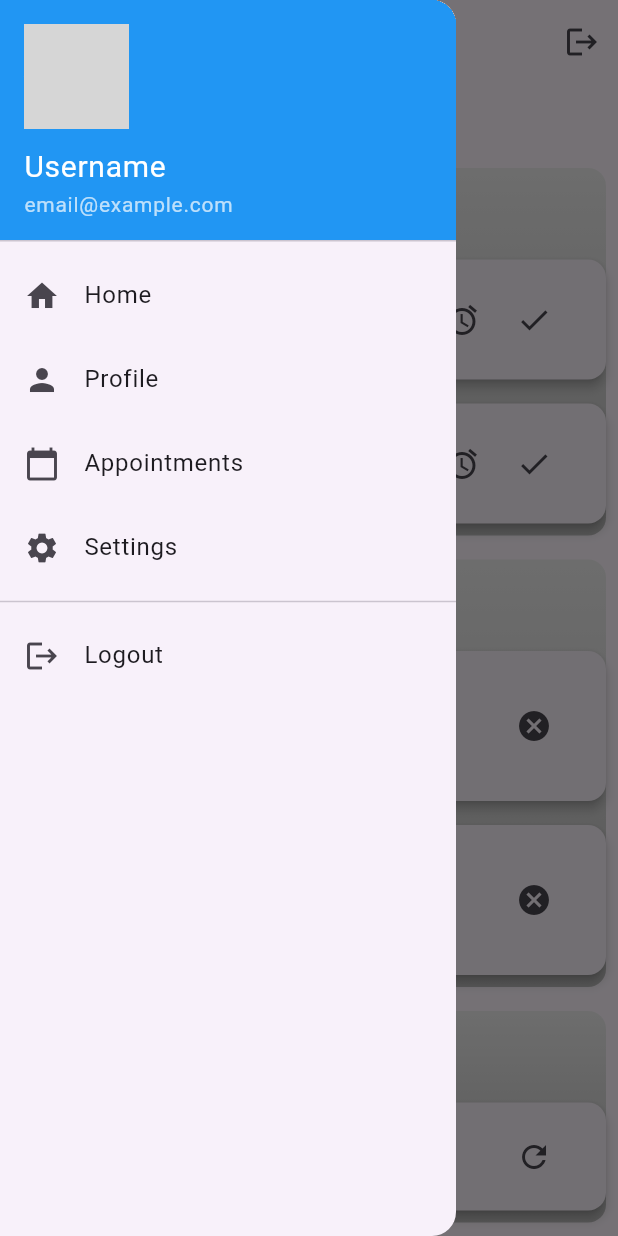
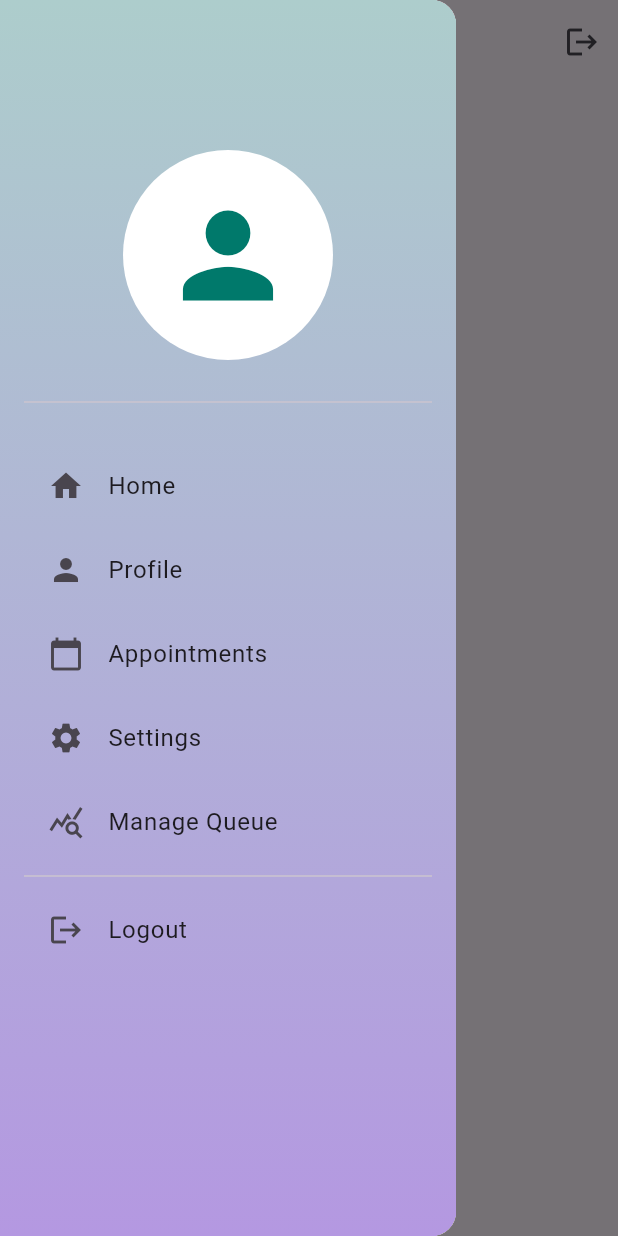
Before and after one commit to nis-cyber/clinic_admin, a Flutter app: the ClinicHomeScreen screen opened directly, with the side drawer open, on a phone screen of 412 x 824 dp. Run offline on Flutter 3.47's test engine with Material 3 defaults, Android fonts, the phone set to English and light mode, and no system bars; our stand-ins replace cloud_firestore, dio, firebase_auth, firebase_core, firebase_messaging, flutter_local_notifications and 1 more; accounts and stored records are empty; network calls fail; grey boxes are pictures that could not be loaded.

Commit message:
Update imports and navigation in status and login pages

```diff
--- a/lib/auth/pages/login_page.dart
+++ b/lib/auth/pages/login_page.dart
@@ -1,5 +1,7 @@
 import 'package:clinic_admin/auth/pages/register_page.dart';
+import 'package:clinic_admin/auth/pages/status_page.dart';
 import 'package:clinic_admin/auth/service/clinic_service.dart';
+import 'package:flutter/foundation.dart';
 import 'package:flutter/material.dart';
 
 class Loginpage extends StatefulWidget {
@@ -10,8 +12,6 @@ class Loginpage extends StatefulWidget {
 }
 
 class _LoginpageState extends State<Loginpage> {
-  final _formKey = GlobalKey<FormState>();
-  final _clinicNameController = TextEditingController();
   final _emailController = TextEditingController();
   final _passwordController = TextEditingController();
   final ClinicAuthService _authService = ClinicAuthService();
@@ -23,10 +23,11 @@ class _LoginpageState extends State<Loginpage> {
         _passwordController.text,
       );
       Navigator.of(context)
-          .push(MaterialPageRoute(builder: (context) => const Loginpage()));
-      // Navigate to the next screen after successful sign in
+          .push(MaterialPageRoute(builder: (context) => const StatusPage()));
     } catch (e) {
-      // Handle sign in error
+      if (kDebugMode) {
+        print(e);
+      }
     }
   }
 
@@ -36,7 +37,7 @@ class _LoginpageState extends State<Loginpage> {
   Widget build(BuildContext context) {
     return Scaffold(
       appBar: AppBar(
-        title: const Text(''), // Empty title to remove the app bar text
+        title: const Text('Login Page'),
         backgroundColor: Colors.blue,
       ),
       body: Container(
@@ -105,7 +106,6 @@ class _LoginpageState extends State<Loginpage> {
               const SizedBox(height: 20.0),
               ElevatedButton(
                 onPressed: _signIn,
-                child: const Text('Login'),
                 style: ElevatedButton.styleFrom(
                   foregroundColor: Colors.white,
                   backgroundColor: Colors.blue,
@@ -113,6 +113,7 @@ class _LoginpageState extends State<Loginpage> {
                     borderRadius: BorderRadius.circular(10.0),
                   ),
                 ),
+                child: const Text('Login'),
               ),
               const SizedBox(
                 height: 20,
--- a/lib/auth/pages/status_page.dart
+++ b/lib/auth/pages/status_page.dart
@@ -1,5 +1,5 @@
 import 'package:clinic_admin/auth/pages/login_page.dart';
-import 'package:clinic_admin/dashboard/home_page.dart';
+import 'package:clinic_admin/main.dart';
 import 'package:firebase_auth/firebase_auth.dart';
 import 'package:flutter/material.dart';
 
@@ -14,7 +14,7 @@ class StatusPage extends StatelessWidget {
         builder: (context, snapshot) {
           // user is logged in
           if (snapshot.hasData) {
-            return ClinicHomeScreen();
+            return MainPage();
           } else {
             return const Loginpage();
           }
--- a/lib/common/drawer.dart
+++ b/lib/common/drawer.dart
@@ -6,86 +6,93 @@ class MyDrawer extends StatelessWidget {
   @override
   Widget build(BuildContext context) {
     return Drawer(
+      child: Container(
+        decoration: BoxDecoration(
+          gradient: LinearGradient(
+            begin: Alignment.topCenter,
+            end: Alignment.bottomCenter,
+            colors: [
+              const Color.fromARGB(255, 173, 205, 204)!,
+              const Color.fromARGB(255, 180, 152, 225)!
+            ],
+          ),
+        ),
+        child: Padding(
+          padding: const EdgeInsets.symmetric(horizontal: 16.0),
           child: ListView(
             padding: EdgeInsets.zero,
             children: <Widget>[
-          // Drawer header
-          DrawerHeader(
-            decoration: BoxDecoration(
-              color: Colors.blue,
+              SizedBox(
+                height: 100,
               ),
-            child: Column(
-              crossAxisAlignment: CrossAxisAlignment.start,
-              children: [
               CircleAvatar(
-                  radius: 35,
-                  backgroundImage: AssetImage(
-                      'assets/profile_image.png'), // Replace with user profile image
-                ),
-                SizedBox(height: 10),
-                Text(
-                  'Username', // Replace with dynamic user name
-                  style: TextStyle(
-                    color: Colors.white,
-                    fontSize: 20,
+                radius: 70,
+                backgroundColor: Colors.white,
+                child: Icon(
+                  Icons.person,
+                  size: 90,
+                  color: Colors.teal[700],
                 ),
               ),
-                Text(
-                  'email@example.com', // Replace with dynamic user email
-                  style: TextStyle(
-                    color: Colors.white70,
-                    fontSize: 14,
-                  ),
-                ),
-              ],
-            ),
-          ),
+              SizedBox(height: 20),
+              Divider(),
+              SizedBox(height: 20),
 
-          // Drawer items
               ListTile(
-            leading: Icon(Icons.home),
-            title: Text('Home'),
+                leading: const Icon(Icons.home),
+                title: const Text('Home'),
                 onTap: () {
-              Navigator.of(context).push(
+                  Navigator.of(context).pushReplacement(
                     MaterialPageRoute(builder: (context) => ClinicHomeScreen()),
                   );
                 },
               ),
               ListTile(
-            leading: Icon(Icons.person),
-            title: Text('Profile'),
+                leading: const Icon(Icons.person),
+                title: const Text('Profile'),
                 onTap: () {
-              Navigator.of(context).push(
-                MaterialPageRoute(builder: (context) => ClinicHomeScreen()),
+                  // Update with correct profile screen
+                  Navigator.of(context).pushReplacement(
+                    MaterialPageRoute(
+                        builder: (context) =>
+                            ClinicHomeScreen()), // Update this if needed
                   );
                 },
               ),
               ListTile(
-            leading: Icon(Icons.calendar_today),
-            title: Text('Appointments'),
+                leading: const Icon(Icons.calendar_today),
+                title: const Text('Appointments'),
                 onTap: () {
-              Navigator.of(context).push(
+                  Navigator.of(context).pushReplacement(
                     MaterialPageRoute(builder: (context) => AppointmentPage()),
                   );
                 },
               ),
               ListTile(
-            leading: Icon(Icons.settings),
-            title: Text('Settings'),
+                leading: const Icon(Icons.settings),
+                title: const Text('Settings'),
                 onTap: () {
                   Navigator.of(context).pushNamed('/settings');
                 },
               ),
-          Divider(), // Add a divider
               ListTile(
-            leading: Icon(Icons.logout),
-            title: Text('Logout'),
+                leading: const Icon(Icons.query_stats_outlined),
+                title: const Text('Manage Queue'),
+                onTap: () {},
+              ),
+
+              const Divider(), // Add a divider
+              ListTile(
+                leading: const Icon(Icons.logout),
+                title: const Text('Logout'),
                 onTap: () {
-              // Handle logout functionality
+                  // Handle logout functionality here
                 },
               ),
             ],
           ),
+        ),
+      ),
     );
   }
 }
--- a/lib/dashboard/home_page.dart
+++ b/lib/dashboard/home_page.dart
@@ -1,32 +1,58 @@
+import 'dart:convert';
+
 import 'package:clinic_admin/auth/pages/status_page.dart';
 import 'package:clinic_admin/auth/service/clinic_service.dart';
 import 'package:clinic_admin/common/drawer.dart';
 import 'package:clinic_admin/doctor/pages/doctor_page.dart';
+import 'package:cloud_firestore/cloud_firestore.dart';
+import 'package:dio/dio.dart';
+import 'package:firebase_messaging/firebase_messaging.dart';
 import 'package:flutter/material.dart';
+import 'package:flutter_local_notifications/flutter_local_notifications.dart';
 
-class ClinicHomeScreen extends StatelessWidget {
-  final ClinicAuthService _authService =
-      ClinicAuthService(); // Create an instance of AuthService
+class ClinicHomeScreen extends StatefulWidget {
+  @override
+  State<ClinicHomeScreen> createState() => _ClinicHomeScreenState();
+}
 
+class _ClinicHomeScreenState extends State<ClinicHomeScreen> {
+  final ClinicAuthService _authService = ClinicAuthService();
+  // Create an instance of AuthService
+
+  Map payload = {};
   @override
   Widget build(BuildContext context) {
+    final data = ModalRoute.of(context)!.settings.arguments;
+    // for background and terminated state
+    if (data is RemoteMessage) {
+      payload = data.data;
+    }
+    // for foreground state
+    if (data is NotificationResponse) {
+      payload = jsonDecode(data.payload!);
+    }
+
     return Scaffold(
       appBar: AppBar(
-        title: Text('Clinic Home Screen '),
+        title: const Text('Clinic Home Screen '),
         actions: [
           IconButton(
-            icon: Icon(Icons.logout),
+            icon: const Icon(Icons.logout),
             onPressed: () {
               _authService.signOut();
               Navigator.of(context).pushReplacement(
-                MaterialPageRoute(builder: (context) => StatusPage()),
+                MaterialPageRoute(builder: (context) => const StatusPage()),
               );
             },
           ),
         ],
       ),
       drawer: MyDrawer(),
-      body: SingleChildScrollView(
+      body: Container(
+        child: Column(
+          children: [
+            SingleChildScrollView(
+              child: SingleChildScrollView(
                 padding: const EdgeInsets.all(8.0),
                 child: Column(
                   crossAxisAlignment: CrossAxisAlignment.start,
@@ -40,102 +66,15 @@ class ClinicHomeScreen extends StatelessWidget {
                           ),
                         );
                       },
-              icon: Icon(Icons.search),
+                      icon: const Icon(Icons.search),
                     ),
-            DoctorsSection(),
-            SizedBox(height: 16.0),
-            UpcomingQueueSection(),
-            SizedBox(height: 16.0),
-            MissedQueueSection(),
-            SizedBox(height: 16.0),
+                    ElevatedButton(
+                      onPressed: () async {},
+                      child: Text('Send Notification'),
+                    ),
                   ],
                 ),
               ),
-    );
-  }
-}
-
-class SectionHeader extends StatelessWidget {
-  final String title;
-
-  SectionHeader(this.title);
-
-  @override
-  Widget build(BuildContext context) {
-    return Padding(
-      padding: const EdgeInsets.symmetric(vertical: 12.0),
-      child: Text(
-        title,
-        style: TextStyle(fontSize: 20, fontWeight: FontWeight.bold),
-      ),
-    );
-  }
-}
-
-class DoctorsSection extends StatelessWidget {
-  @override
-  Widget build(BuildContext context) {
-    return Container(
-      decoration: BoxDecoration(
-        gradient: LinearGradient(
-          begin: Alignment.topCenter,
-          end: Alignment.bottomCenter,
-          colors: [Colors.grey[200]!, Colors.grey[400]!],
-        ),
-        borderRadius: BorderRadius.circular(12.0),
-      ),
-      child: Column(
-        children: [
-          SectionHeader('Doctors'),
-          DoctorCard('Dr. Ram Baran Yadav', 'Available', 'Patient: Nishant'),
-          DoctorCard('Dr. Nana Patekar', 'Busy', 'Patient: Bishal'),
-        ],
-      ),
-    );
-  }
-}
-
-class DoctorCard extends StatelessWidget {
-  final String name;
-  final String status;
-  final String patient;
-
-  DoctorCard(this.name, this.status, this.patient);
-
-  @override
-  Widget build(BuildContext context) {
-    return Card(
-      elevation: 3,
-      margin: const EdgeInsets.symmetric(vertical: 8.0),
-      child: ListTile(
-        title: Text(name),
-        subtitle: Column(
-          crossAxisAlignment: CrossAxisAlignment.start,
-          children: [
-            Text('Status: $status'),
-            Text('Patient: $patient'),
-          ],
-        ),
-        trailing: Row(
-          mainAxisSize: MainAxisSize.min,
-          children: [
-            IconButton(
-              icon: Icon(Icons.cancel),
-              onPressed: () {
-                // Cancel Consultation action
-              },
-            ),
-            IconButton(
-              icon: Icon(Icons.access_alarm),
-              onPressed: () {
-                // Absent action
-              },
-            ),
-            IconButton(
-              icon: Icon(Icons.done),
-              onPressed: () {
-                // Complete Consultation action
-              },
             ),
           ],
         ),
@@ -143,120 +82,3 @@ class DoctorCard extends StatelessWidget {
     );
   }
 }
-
-class UpcomingQueueSection extends StatelessWidget {
-  @override
-  Widget build(BuildContext context) {
-    return Container(
-      decoration: BoxDecoration(
-        gradient: LinearGradient(
-          begin: Alignment.topCenter,
-          end: Alignment.bottomCenter,
-          colors: [Colors.grey[200]!, Colors.grey[400]!],
-        ),
-        borderRadius: BorderRadius.circular(12.0),
-      ),
-      child: Column(
-        children: [
-          SectionHeader('Upcoming Queue'),
-          QueueItem('ID123', 'John Doe', 'A001', 'Male', 'In Queue'),
-          QueueItem('ID124', 'Jane Smith', 'A002', 'Female', 'In Queue'),
-        ],
-      ),
-    );
-  }
-}
-
-class QueueItem extends StatelessWidget {
-  final String identityNumber;
-  final String name;
-  final String queueNumber;
-  final String gender;
-  final String presenceStatus;
-
-  QueueItem(
-    this.identityNumber,
-    this.name,
-    this.queueNumber,
-    this.gender,
-    this.presenceStatus,
-  );
-
-  @override
-  Widget build(BuildContext context) {
-    return Card(
-      elevation: 3,
-      margin: const EdgeInsets.symmetric(vertical: 8.0),
-      child: ListTile(
-        title: Text('ID: $identityNumber - $name'),
-        subtitle: Column(
-          crossAxisAlignment: CrossAxisAlignment.start,
-          children: [
-            Text('Queue Number: $queueNumber'),
-            Text('Gender: $gender'),
-            Text('Status: $presenceStatus'),
-          ],
-        ),
-        trailing: IconButton(
-          icon: Icon(Icons.cancel),
-          onPressed: () {
-            // Cancel Queue action
-          },
-        ),
-      ),
-    );
-  }
-}
-
-class MissedQueueSection extends StatelessWidget {
-  @override
-  Widget build(BuildContext context) {
-    return Container(
-      decoration: BoxDecoration(
-        gradient: LinearGradient(
-          begin: Alignment.topCenter,
-          end: Alignment.bottomCenter,
-          colors: [Colors.grey[200]!, Colors.grey[400]!],
-        ),
-        borderRadius: BorderRadius.circular(12.0),
-      ),
-      child: Column(
-        children: [
-          SectionHeader('Missed Queue'),
-          MissedQueueItem('ID125', 'Mike Johnson', 'Male'),
-        ],
-      ),
-    );
-  }
-}
-
-class MissedQueueItem extends StatelessWidget {
-  final String identityNumber;
-  final String name;
-  final String gender;
-
-  MissedQueueItem(this.identityNumber, this.name, this.gender);
-
-  @override
-  Widget build(BuildContext context) {
-    return Card(
-      elevation: 3,
-      margin: const EdgeInsets.symmetric(vertical: 8.0),
-      child: ListTile(
-        title: Text('ID: $identityNumber - $name'),
-        subtitle: Column(
-          crossAxisAlignment: CrossAxisAlignment.start,
-          children: [
-            Text('Gender: $gender'),
-          ],
-        ),
-        trailing: IconButton(
-          icon: Icon(Icons.refresh),
-          onPressed: () {
-            // Rejoin Queue action
-          },
-        ),
-      ),
-    );
-  }
-}
```
Lines whose indentation alone changed are shown as unchanged.
